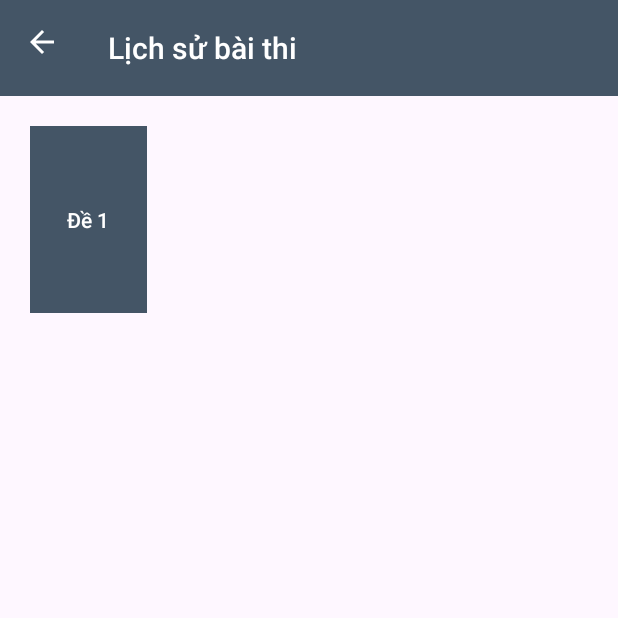
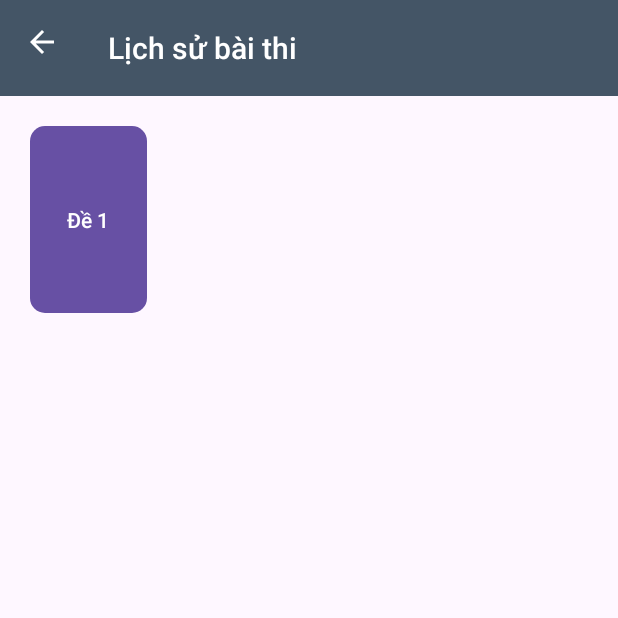
Before and after one commit to dnd21052002/btl_thibanglaixe, an Android app: the LichSuBaiThiActivity screen opened directly, with no data from a screen before it, on a phone screen of 412 x 824 dp, the top half of it. Run offline under Robolectric (Android 15) with nearby library versions, the phone set to English and light mode, and no system bars; our stand-ins replace sdp/ssp sizes.

Commit message:
update lich su bai thi

```diff
--- a/app/src/main/java/com/example/btl_thibanglaixe/Adapter/AdapterRecyclerViewLichSuBaiThi.java
+++ b/app/src/main/java/com/example/btl_thibanglaixe/Adapter/AdapterRecyclerViewLichSuBaiThi.java
@@ -52,9 +52,9 @@ public class AdapterRecyclerViewLichSuBaiThi extends RecyclerView.Adapter<Adapte
         holder.bt_deThi.setOnClickListener(new View.OnClickListener() {
             @Override
             public void onClick(View view) {
-                int pos = holder.getAdapterPosition();
+                pos = holder.getBindingAdapterPosition();
                 Intent intent_xemDapAn = new Intent(context, XemLaiDapAnActivity.class);
-                int SIZE = listDeThi.get(pos).getListCauHoi().size();
+                SIZE = listDeThi.get(pos).getListCauHoi().size();
                 intent_xemDapAn.putExtra("from", 'l');
                 context.startActivity(intent_xemDapAn);
             }
--- a/app/src/main/res/layout/layout_recyclerview_lichsubaithi.xml
+++ b/app/src/main/res/layout/layout_recyclerview_lichsubaithi.xml
@@ -6,12 +6,11 @@
 
     <Button
         android:id="@+id/bt_deThi"
-        android:layout_width="match_parent"
-        android:layout_height="match_parent"
-        android:background="@color/default_header_color"
+        android:layout_width="65dp"
+        android:layout_height="@dimen/_60sdp"
         android:text="Đề 1"
+        android:background="@drawable/button_dethi"
         android:textAllCaps="false"
         android:textColor="#fff"
-        app:backgroundTint="@null" />
-
+        />
 </LinearLayout>
```
Also changed, not shown: app/src/main/java/com/example/btl_thibanglaixe/Activities/ThiSatHachActivity.java (+35 -21 lines), app/src/main/res/layout/activity_main.xml (+6 -6 lines).
